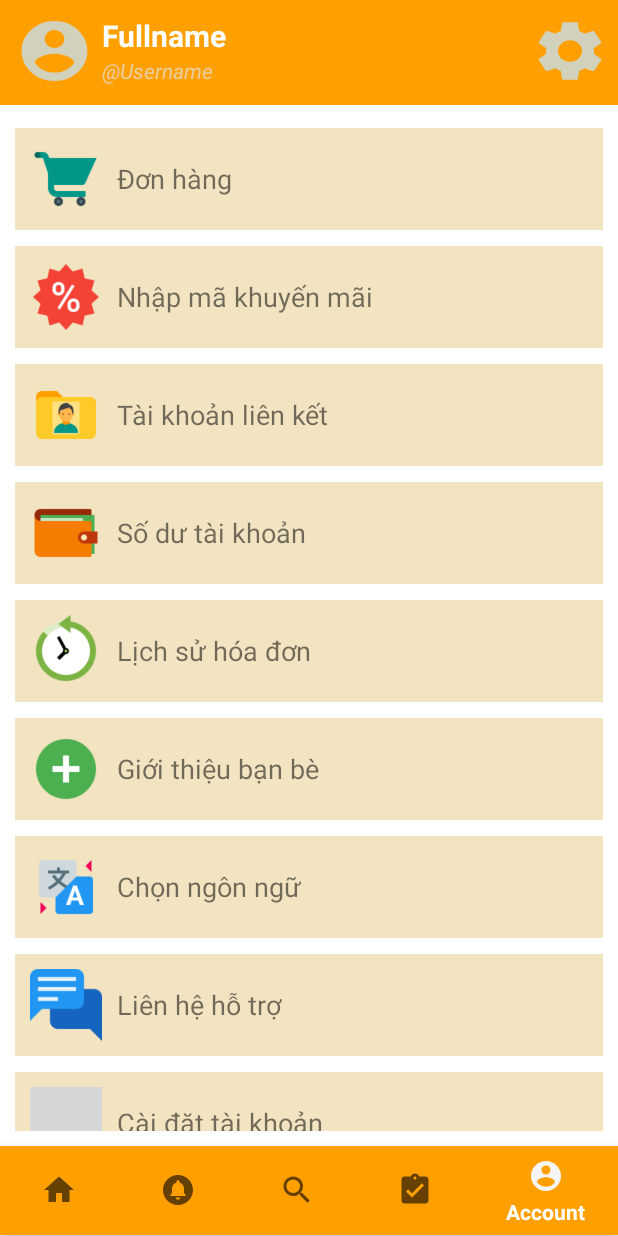
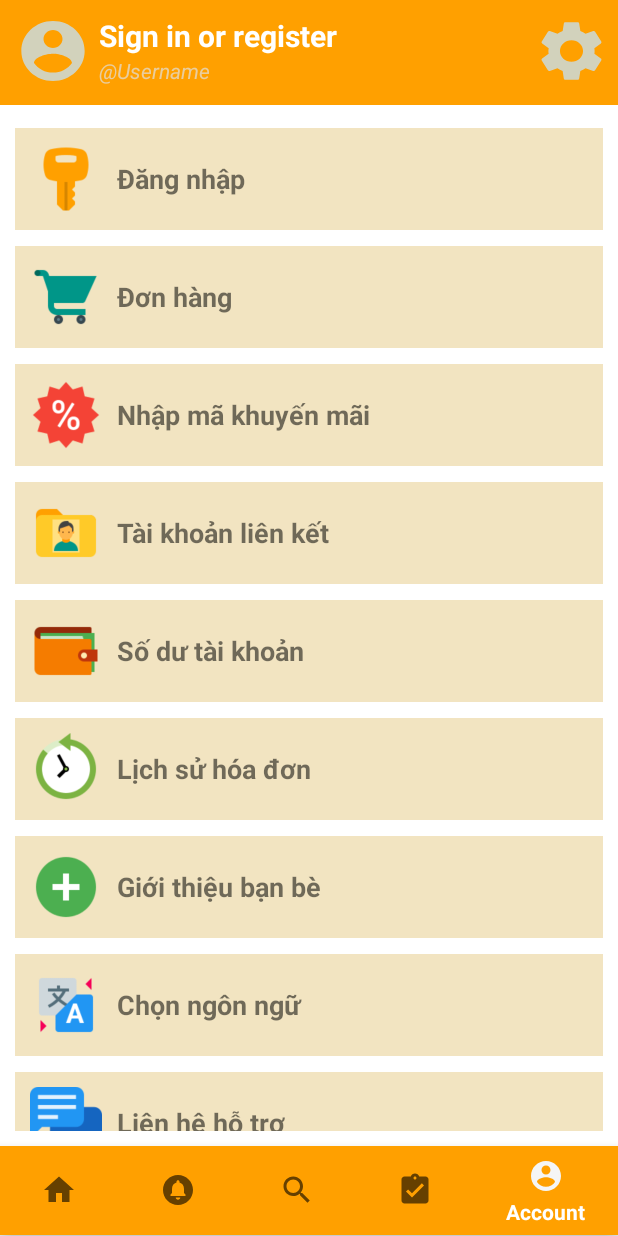
Before and after one commit to TienNHM/VietShop, an Android app: the screen it shows after launch (MainActivity), item 5 of the bottom bar chosen, on a phone screen of 412 x 824 dp. Run offline under Robolectric (Android 15) with nearby library versions, the phone set to English and light mode, and no system bars; libraries missing offline, so code that uses them is left out: com.tbuonomo.viewpagerdotsindicator; Roboto replaces fonts that are not available here; grey boxes are pictures that could not be loaded.

Commit message:
add Sign in item in fragment_account.xml

```diff
--- a/app/src/main/java/hcmute/edu/vn/id18110377/AccountFragment.java
+++ b/app/src/main/java/hcmute/edu/vn/id18110377/AccountFragment.java
@@ -75,6 +75,7 @@ public class AccountFragment extends Fragment {
         List<String> lstItemMenuTitle = Arrays.asList(getResources().getStringArray(R.array.account_menu_items));
 
         ArrayList<Drawable> lstItemMenuImg = new ArrayList<>();
+        lstItemMenuImg.add(getResources().getDrawable(R.drawable.key));
         lstItemMenuImg.add(getResources().getDrawable(R.drawable.shopping_cart));
         lstItemMenuImg.add(getResources().getDrawable(R.drawable.discount));
         lstItemMenuImg.add(getResources().getDrawable(R.drawable.user_folder));
--- a/app/src/main/res/layout/fragment_account.xml
+++ b/app/src/main/res/layout/fragment_account.xml
@@ -40,7 +40,7 @@
                     android:layout_width="match_parent"
                     android:layout_height="wrap_content"
                     android:layout_marginHorizontal="5dp"
-                    android:text="@string/fullname"
+                    android:text="@string/action_sign_in"
                     android:textColor="@color/light_mode"
                     android:textSize="20sp"
                     android:textStyle="bold" />
--- a/app/src/main/res/layout/menu_item.xml
+++ b/app/src/main/res/layout/menu_item.xml
@@ -23,5 +23,6 @@
         android:layout_marginEnd="10dp"
         android:gravity="center_vertical"
         android:layout_weight="10"
-        android:textSize="18sp" />
+        android:textSize="18sp"
+        android:textStyle="bold" />
 </LinearLayout>
--- a/app/src/main/res/values/strings.xml
+++ b/app/src/main/res/values/strings.xml
@@ -63,6 +63,7 @@
 
     <!-- account menu item -->
     <string-array name="account_menu_items">
+        <item>Đăng nhập</item>
         <item>Đơn hàng</item>
         <item>Nhập mã khuyến mãi</item>
         <item>Tài khoản liên kết</item>
```
Also changed, not shown: app/src/main/res/drawable/key.png (added).
